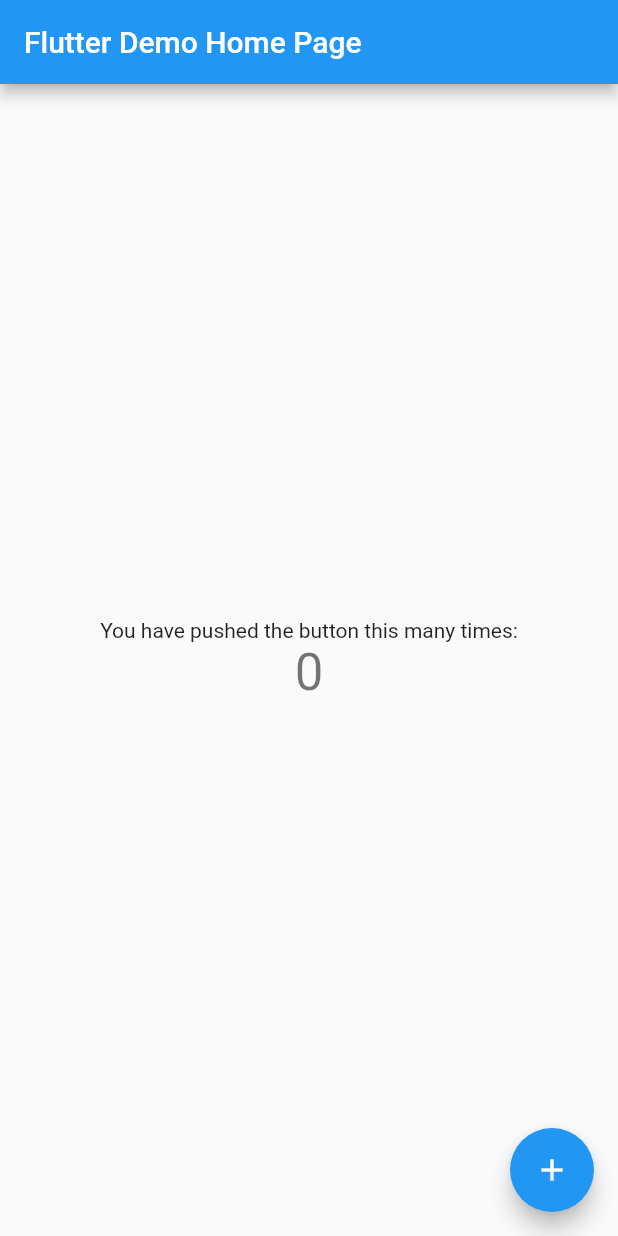
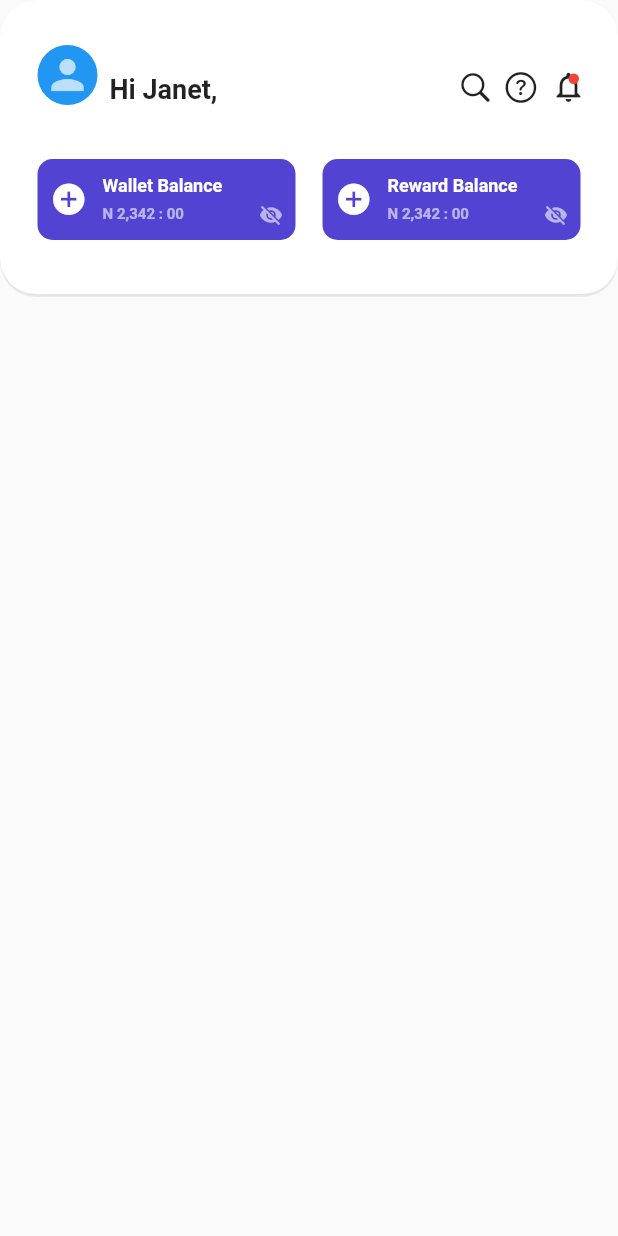
Before and after one commit to toni-21/Assessment-App, a Flutter app: the screen it shows after launch, on a phone screen of 412 x 824 dp. Run offline on Flutter 3.47's test engine with Material 2 defaults, Android fonts, the light colour scheme and no system bars.

Commit message:
top wiget created

```diff
--- a/lib/main.dart
+++ b/lib/main.dart
@@ -1,3 +1,4 @@
+import 'package:assessment_app/view/pages/dashboard.dart';
 import 'package:flutter/material.dart';
 
 void main() {
@@ -6,110 +7,15 @@
 
 class MyApp extends StatelessWidget {
   const MyApp({Key? key}) : super(key: key);
-
-  // This widget is the root of your application.
   @override
   Widget build(BuildContext context) {
     return MaterialApp(
+      debugShowCheckedModeBanner: false,
       title: 'Flutter Demo',
       theme: ThemeData(
-        // This is the theme of your application.
-        //
-        // Try running your application with "flutter run". You'll see the
-        // application has a blue toolbar. Then, without quitting the app, try
-        // changing the primarySwatch below to Colors.green and then invoke
-        // "hot reload" (press "r" in the console where you ran "flutter run",
-        // or simply save your changes to "hot reload" in a Flutter IDE).
-        // Notice that the counter didn't reset back to zero; the application
-        // is not restarted.
         primarySwatch: Colors.blue,
       ),
-      home: const MyHomePage(title: 'Flutter Demo Home Page'),
+      home: Dashboard(),
     );
   }
 }
-
-class MyHomePage extends StatefulWidget {
-  const MyHomePage({Key? key, required this.title}) : super(key: key);
-
-  // This widget is the home page of your application. It is stateful, meaning
-  // that it has a State object (defined below) that contains fields that affect
-  // how it looks.
-
-  // This class is the configuration for the state. It holds the values (in this
-  // case the title) provided by the parent (in this case the App widget) and
-  // used by the build method of the State. Fields in a Widget subclass are
-  // always marked "final".
-
-  final String title;
-
-  @override
-  State<MyHomePage> createState() => _MyHomePageState();
-}
-
-class _MyHomePageState extends State<MyHomePage> {
-  int _counter = 0;
-
-  void _incrementCounter() {
-    setState(() {
-      // This call to setState tells the Flutter framework that something has
-      // changed in this State, which causes it to rerun the build method below
-      // so that the display can reflect the updated values. If we changed
-      // _counter without calling setState(), then the build method would not be
-      // called again, and so nothing would appear to happen.
-      _counter++;
-    });
-  }
-
-  @override
-  Widget build(BuildContext context) {
-    // This method is rerun every time setState is called, for instance as done
-    // by the _incrementCounter method above.
-    //
-    // The Flutter framework has been optimized to make rerunning build methods
-    // fast, so that you can just rebuild anything that needs updating rather
-    // than having to individually change instances of widgets.
-    return Scaffold(
-      appBar: AppBar(
-        // Here we take the value from the MyHomePage object that was created by
-        // the App.build method, and use it to set our appbar title.
-        title: Text(widget.title),
-      ),
-      body: Center(
-        // Center is a layout widget. It takes a single child and positions it
-        // in the middle of the parent.
-        child: Column(
-          // Column is also a layout widget. It takes a list of children and
-          // arranges them vertically. By default, it sizes itself to fit its
-          // children horizontally, and tries to be as tall as its parent.
-          //
-          // Invoke "debug painting" (press "p" in the console, choose the
-          // "Toggle Debug Paint" action from the Flutter Inspector in Android
-          // Studio, or the "Toggle Debug Paint" command in Visual Studio Code)
-          // to see the wireframe for each widget.
-          //
-          // Column has various properties to control how it sizes itself and
-          // how it positions its children. Here we use mainAxisAlignment to
-          // center the children vertically; the main axis here is the vertical
-          // axis because Columns are vertical (the cross axis would be
-          // horizontal).
-          mainAxisAlignment: MainAxisAlignment.center,
-          children: <Widget>[
-            const Text(
-              'You have pushed the button this many times:',
-            ),
-            Text(
-              '$_counter',
-              style: Theme.of(context).textTheme.headline4,
-            ),
-          ],
-        ),
-      ),
-      floatingActionButton: FloatingActionButton(
-        onPressed: _incrementCounter,
-        tooltip: 'Increment',
-        child: const Icon(Icons.add),
-      ), // This trailing comma makes auto-formatting nicer for build methods.
-    );
-  }
-}
--- /dev/null
+++ b/lib/view/pages/dashboard.dart
@@ -0,0 +1,200 @@
+import 'package:assessment_app/view/widgets/notification_icon.dart';
+import 'package:flutter/cupertino.dart';
+import 'package:flutter/material.dart';
+
+class Dashboard extends StatelessWidget {
+  Color darkBlue = Color.fromRGBO(82, 67, 210, 1);
+  @override
+  Widget build(BuildContext context) {
+    return Scaffold(
+      extendBody: false,
+      body: SafeArea(
+        child: Container(
+          // padding: EdgeInsets.only(top: 30, left: 25, right: 25),
+          child: ListView(
+            children: <Widget>[
+              ClipRRect(
+                borderRadius: BorderRadius.circular(24.0),
+                child: Container(
+                  padding: EdgeInsets.only(top: 30, left: 25, right: 25),
+                  margin: const EdgeInsets.only(bottom: 2.0),
+                  decoration: BoxDecoration(
+                    borderRadius: BorderRadius.only(
+                      bottomLeft: Radius.circular(24),
+                      bottomRight: Radius.circular(24),
+                    ),
+                    color: Colors.white,
+                    boxShadow: [
+                      BoxShadow(
+                        color: Colors.grey.withOpacity(0.4),
+                        offset: Offset(0.0, 1.0), //(x,y)
+                        blurRadius: 6.0,
+                      ),
+                    ],
+                  ),
+                  child: Column(
+                    children: [
+                      Row(
+                          crossAxisAlignment: CrossAxisAlignment.end,
+                          children: [
+                            CircleAvatar(
+                              backgroundColor: Colors.blue,
+                              child: Icon(Icons.person, size: 32),
+                            ),
+                            SizedBox(width: 8),
+                            Text(
+                              "Hi Janet,",
+                              style: TextStyle(
+                                fontSize: 18,
+                                fontWeight: FontWeight.w700,
+                              ),
+                            ),
+                            Spacer(),
+                            IconButton(
+                              onPressed: () {},
+                              constraints: BoxConstraints.tight(Size(20, 24)),
+                              icon: Icon(CupertinoIcons.search),
+                              padding: EdgeInsets.all(0),
+                              alignment: Alignment.bottomCenter,
+                            ),
+                            SizedBox(width: 10),
+                            IconButton(
+                              onPressed: () {},
+                              constraints: BoxConstraints.tight(Size(20, 24)),
+                              icon: Icon(CupertinoIcons.question_circle),
+                              padding: EdgeInsets.all(0),
+                              alignment: Alignment.bottomCenter,
+                            ),
+                            SizedBox(width: 10),
+                            NotificationWidget(
+                              onTap: () {},
+                            )
+                          ]),
+                      Padding(
+                        padding: EdgeInsets.symmetric(
+                          vertical: 36,
+                        ),
+                        child: Row(
+                          mainAxisAlignment: MainAxisAlignment.center,
+                          children: [
+                            Container(
+                              height: 54,
+                              width: 172,
+                              padding: EdgeInsets.all(8.4),
+                              decoration: BoxDecoration(
+                                color: darkBlue,
+                                borderRadius:
+                                    BorderRadius.all(Radius.circular(10)),
+                              ),
+                              child: Row(children: [
+                                Icon(
+                                  Icons.add_circle,
+                                  size: 25,
+                                  color: Colors.white,
+                                ),
+                                SizedBox(width: 10),
+                                Column(
+                                  mainAxisAlignment:
+                                      MainAxisAlignment.spaceAround,
+                                  crossAxisAlignment: CrossAxisAlignment.start,
+                                  children: [
+                                    Text(
+                                      "Wallet Balance",
+                                      style: TextStyle(
+                                        color: Colors.white,
+                                        fontSize: 12,
+                                        fontWeight: FontWeight.w700,
+                                      ),
+                                    ),
+                                    Text(
+                                      "N 2,342 : 00",
+                                      style: TextStyle(
+                                        color: Colors.white.withOpacity(0.6),
+                                        fontSize: 10,
+                                        fontWeight: FontWeight.w700,
+                                      ),
+                                    ),
+                                  ],
+                                ),
+                                Spacer(),
+                                Column(
+                                  mainAxisAlignment: MainAxisAlignment.end,
+                                  crossAxisAlignment: CrossAxisAlignment.end,
+                                  children: [
+                                    Icon(
+                                      Icons.visibility_off,
+                                      size: 16,
+                                      color: Colors.white.withOpacity(0.6),
+                                    ),
+                                  ],
+                                )
+                              ]),
+                            ),
+                            Spacer(),
+                            Container(
+                              height: 54,
+                              width: 172,
+                              padding: EdgeInsets.all(8.4),
+                              decoration: BoxDecoration(
+                                color: darkBlue,
+                                borderRadius:
+                                    BorderRadius.all(Radius.circular(10)),
+                              ),
+                              child: Row(children: [
+                                Icon(
+                                  Icons.add_circle,
+                                  size: 25,
+                                  color: Colors.white,
+                                ),
+                                SizedBox(width: 10),
+                                Column(
+                                  mainAxisAlignment:
+                                      MainAxisAlignment.spaceAround,
+                                  crossAxisAlignment: CrossAxisAlignment.start,
+                                  children: [
+                                    Text(
+                                      "Reward Balance",
+                                      style: TextStyle(
+                                        color: Colors.white,
+                                        fontSize: 12,
+                                        fontWeight: FontWeight.w700,
+                                      ),
+                                    ),
+                                    Text(
+                                      "N 2,342 : 00",
+                                      style: TextStyle(
+                                        color: Colors.white.withOpacity(0.6),
+                                        fontSize: 10,
+                                        fontWeight: FontWeight.w700,
+                                      ),
+                                    ),
+                                  ],
+                                ),
+                                Spacer(),
+                                Column(
+                                  mainAxisAlignment: MainAxisAlignment.end,
+                                  crossAxisAlignment: CrossAxisAlignment.end,
+                                  children: [
+                                    Icon(
+                                      Icons.visibility_off,
+                                      size: 16,
+                                      color: Colors.white.withOpacity(0.6),
+                                    ),
+                                  ],
+                                )
+                              ]),
+                            ),
+                          ],
+                        ),
+                      ),
+                    ],
+                  ),
+                ),
+              ),
+            ],
+          ),
+        ),
+      ),
+    );
+  }
+}
--- /dev/null
+++ b/lib/view/widgets/notification_icon.dart
@@ -0,0 +1,42 @@
+import 'package:flutter/material.dart';
+
+class NotificationWidget extends StatelessWidget {
+  final Function? onTap;
+  const NotificationWidget({this.onTap});
+  @override
+  Widget build(BuildContext context) {
+    return Stack(
+      children: <Widget>[
+        IconButton(
+          constraints: BoxConstraints.tight(Size(20, 24)),
+          icon: Icon(Icons.notifications_none_outlined),
+          padding: EdgeInsets.all(0),
+          alignment: Alignment.bottomCenter,
+          onPressed: onTap!() ?? () {},
+        ),
+        _redDot(),
+      ],
+    );
+  }
+
+  Widget _redDot() {
+    return Positioned(
+      left: 12,
+      top: 3,
+      child: Container(
+        decoration: BoxDecoration(
+          color: Colors.red,
+          borderRadius: BorderRadius.circular(7),
+        ),
+        constraints: BoxConstraints(
+          minWidth: 7,
+          minHeight: 7,
+        ),
+        child: Container(
+          width: 1,
+          height: 1,
+        ),
+      ),
+    );
+  }
+}
```
Also changed, not shown: analysis_options.yaml (+12 -0 lines).
